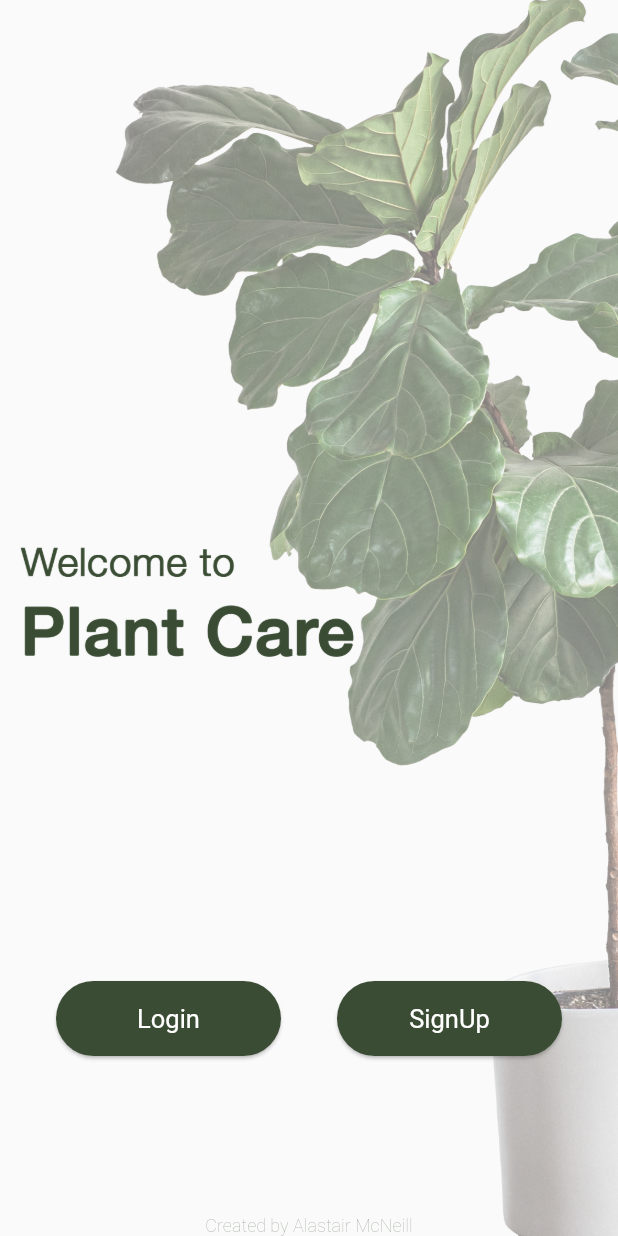
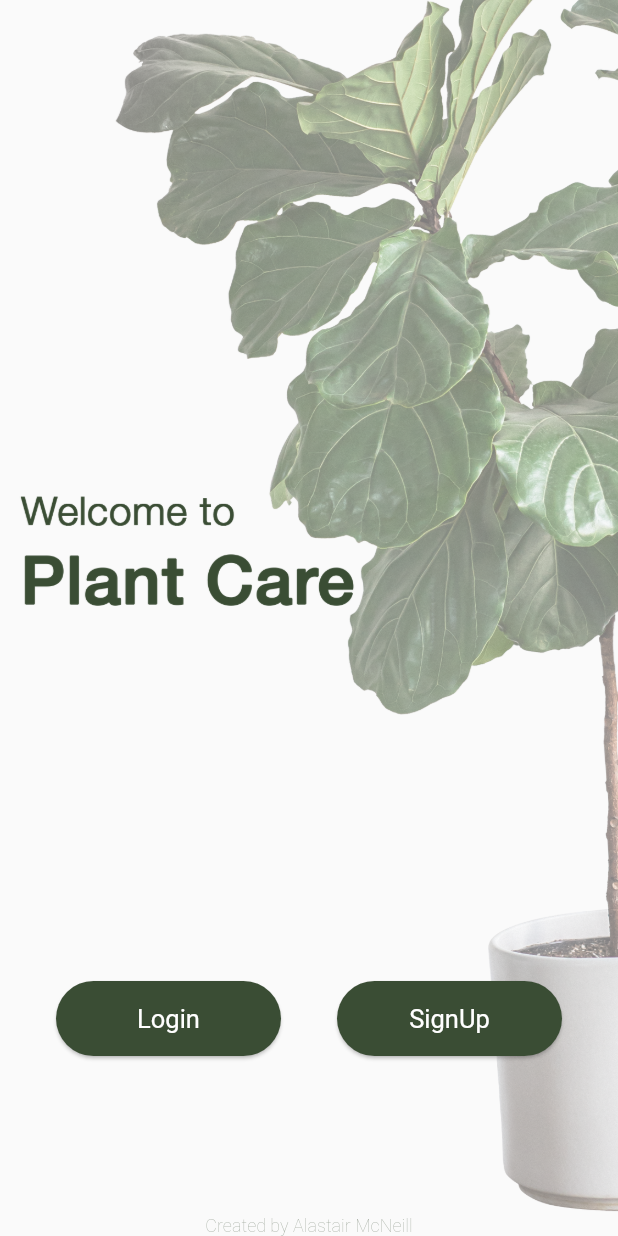
Before and after one commit to alastairrmcneill/plant-care-archive, a Flutter app: the screen it shows after launch, on a phone screen of 412 x 824 dp. Run offline on Flutter 3.47's test engine with Material 2 defaults, Android fonts, the phone set to English and light mode, and no system bars; our stand-ins replace firebase_auth, firebase_core; accounts and stored records are empty; Roboto replaces fonts that are missing (HelveticaNeue).

Commit message:
Refactored auth screens

```diff
--- a/lib/screens/auth/welcome_screen.dart
+++ b/lib/screens/auth/welcome_screen.dart
@@ -12,18 +12,15 @@ class _WelcomeScreenState extends State<WelcomeScreen> {
   @override
   Widget build(BuildContext context) {
     return Scaffold(
-      body: Stack(
-        children: [
-          //Background image
-          Container(
-            decoration: const BoxDecoration(
+      body: Container(
+        decoration: BoxDecoration(
           image: DecorationImage(
-                image: AssetImage("assets/images/welcome_background.png"),
+            image: AssetImage('assets/images/welcome_background.png'),
             fit: BoxFit.cover,
-                alignment: Alignment.topLeft,
           ),
         ),
-          ),
+        child: Stack(
+          children: [
             Positioned(
               left: 0,
               right: 0,
@@ -66,6 +63,63 @@ class _WelcomeScreenState extends State<WelcomeScreen> {
             ),
           ],
         ),
+      ),
     );
+
+    //   body: Stack(
+    //     children: [
+    //       //Background image
+    //       Container(
+    //         decoration: const BoxDecoration(
+    //           image: DecorationImage(
+    //             image: AssetImage("assets/images/welcome_background.png"),
+    //             fit: BoxFit.cover,
+    //             alignment: Alignment.topLeft,
+    //           ),
+    //         ),
+    //       ),
+    //       Positioned(
+    //         left: 0,
+    //         right: 0,
+    //         bottom: 120,
+    //         child: Row(
+    //           mainAxisAlignment: MainAxisAlignment.spaceEvenly,
+    //           children: [
+    //             SizedBox(
+    //               width: 150,
+    //               height: 50,
+    //               child: ElevatedButton(
+    //                 onPressed: () => Navigator.of(context).push(MaterialPageRoute(builder: (context) => const LoginScreen())),
+    //                 child: const Text('Login'),
+    //               ),
+    //             ),
+    //             SizedBox(
+    //               width: 150,
+    //               height: 50,
+    //               child: ElevatedButton(
+    //                 onPressed: () => Navigator.of(context).push(MaterialPageRoute(builder: (context) => const RegisterScreen())),
+    //                 child: const Text('SignUp'),
+    //               ),
+    //             ),
+    //           ],
+    //         ),
+    //       ),
+    //       Align(
+    //         alignment: Alignment.bottomCenter,
+    //         child: SafeArea(
+    //           child: Text(
+    //             'Created by Alastair McNeill',
+    //             style: TextStyle(
+    //               color: const Color(0xFF3a4d34).withOpacity(0.5),
+    //               fontFamily: 'HelveticaNeue',
+    //               fontWeight: FontWeight.w100,
+    //               fontSize: 12,
+    //             ),
+    //           ),
+    //         ),
+    //       ),
+    //     ],
+    //   ),
+    // );
   }
 }
```
Also changed, not shown: lib/screens/auth/forgot_passowrd_screen.dart (+3 -9 lines), lib/screens/auth/login_screen.dart (+3 -9 lines), lib/screens/auth/register_screen.dart (+3 -9 lines). Lines whose indentation alone changed are shown as unchanged.
